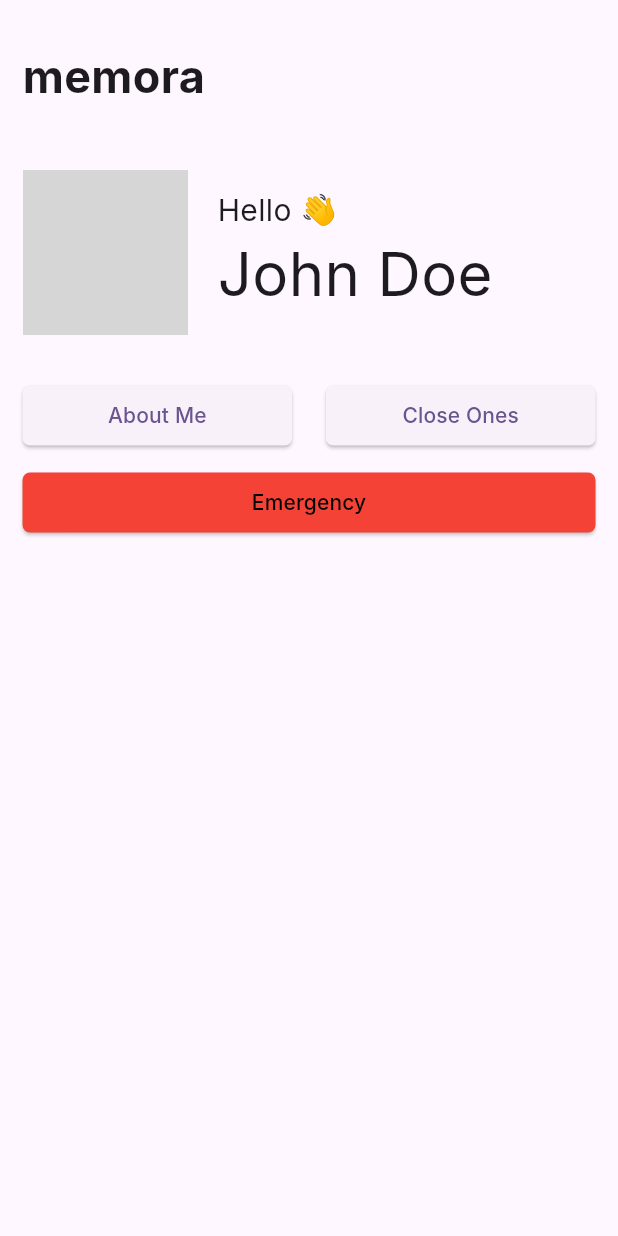
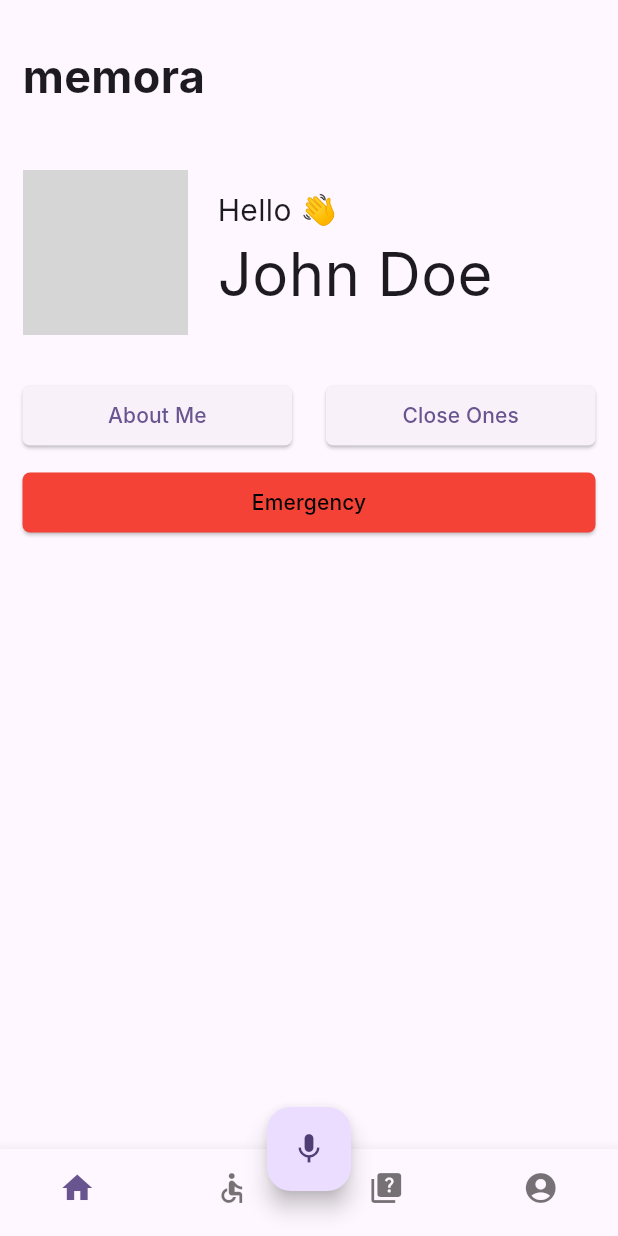
Before and after one commit to mihiraggarwal/memora, a Flutter app: the screen it shows after launch, on a phone screen of 412 x 824 dp. Run offline on Flutter 3.47's test engine with Material 3 defaults, Android fonts, the phone set to English and light mode, and no system bars; network calls fail; Roboto replaces fonts that are missing (Inter); grey boxes are pictures that could not be loaded.

```diff
--- a/lib/main.dart
+++ b/lib/main.dart
@@ -56,6 +56,12 @@ class _MyHomePageState extends State<MyHomePage> {
           ],
         ),
       ),
+      bottomNavigationBar: BottomNav(),
+      floatingActionButton: FloatingActionButton(
+        onPressed: () {},
+        child: Icon(Icons.mic),
+      ),
+      floatingActionButtonLocation: FloatingActionButtonLocation.centerDocked,
     );
   }
 }
@@ -163,3 +169,39 @@ class Home extends StatelessWidget {
     );
   }
 }
+
+class BottomNav extends StatefulWidget {
+  const BottomNav({Key? key}) : super(key: key);
+
+  @override
+  _BottomNavState createState() => _BottomNavState();
+}
+
+class _BottomNavState extends State<BottomNav> {
+  @override
+  Widget build(BuildContext context) {
+    return BottomNavigationBar(
+      type: BottomNavigationBarType.fixed,
+      showSelectedLabels: false,
+      showUnselectedLabels: false,
+      items: [
+        BottomNavigationBarItem(
+          label: "Home",
+            icon: Icon(Icons.home)
+        ),
+        BottomNavigationBarItem(
+            label: "Other",
+            icon: Icon(Icons.accessible)
+        ),
+        BottomNavigationBarItem(
+          label: "Quiz",
+          icon: Icon(Icons.quiz)
+        ),
+        BottomNavigationBarItem(
+          label: "Profile",
+            icon: Icon(Icons.account_circle_rounded)
+        )
+      ],
+    );
+  }
+}
```
